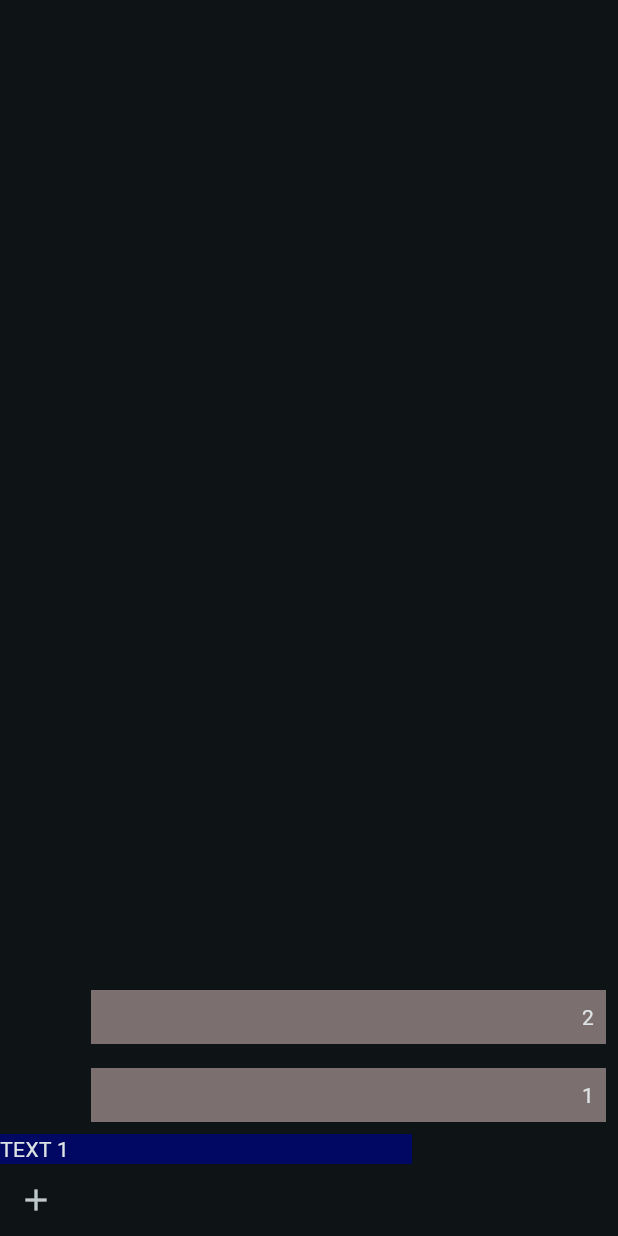
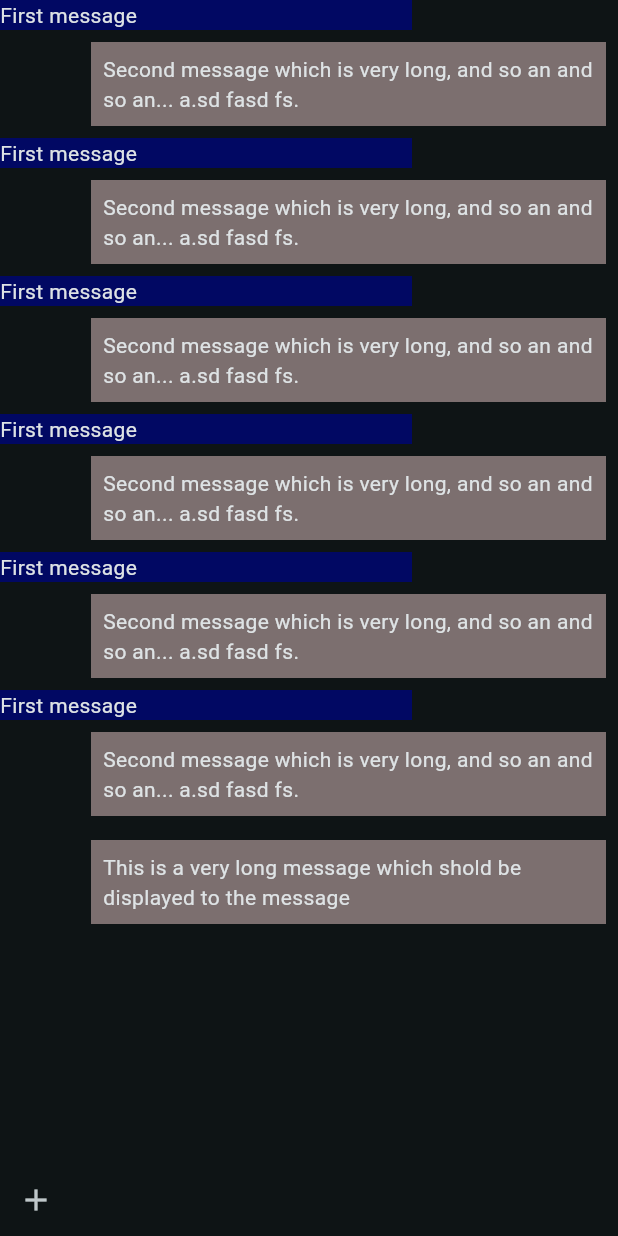
Before and after one commit to zindlsn/flutter_samples, a Flutter app: the screen it shows after launch, after a tap on the "add" icon, on a phone screen of 412 x 824 dp. Run offline on Flutter 3.47's test engine with Material 3 defaults, Android fonts, the phone set to English and light mode, and no system bars; our stand-ins replace bloc, flutter_bloc, get_it.

Commit message:
Load messages

```diff
--- a/simple_chatapp/lib/application/application/messages/bloc/messages_bloc.dart
+++ b/simple_chatapp/lib/application/application/messages/bloc/messages_bloc.dart
@@ -1,35 +1,37 @@
 import 'package:bloc/bloc.dart';
 import 'package:meta/meta.dart';
+import 'package:start/core/server.dart';
 import 'package:start/domain/entities/message_entity.dart';
+import 'package:start/domain/usecases/loadchat/load_chat_usecase.dart';
+import 'package:start/domain/usecases/sendmessage/send_chat_message.dart';
 
 part 'messages_event.dart';
 part 'messages_state.dart';
 
 class MessagesBloc extends Bloc<MessagesEvent, MessagesState> {
-  List<MessageEntity> messages = [
-    MessageEntity(ownerId: "101", text: "TEXT 1", sentTime: DateTime.now())
-  ];
-  MessagesBloc() : super(MessagesInitial()) {
+  LoadChatMessageUsecase loadChatUsecase;
+  SendChatMessageUsecase sendChatMessageUsecase;
+
+  List<MessageEntity> messages = [];
+  MessagesBloc(
+      {required this.loadChatUsecase, required this.sendChatMessageUsecase})
+      : super(MessagesInitial()) {
+    Test();
+    on<LoadMoreMessage>((state, emit) async {
+    //  messages.clear();
+      messages = await loadChatUsecase.loadChatByUserId(id: "101");
+      emit(MessagesLoaded());
+    });
+
     on<SendMessage>((state, emit) {
-      messages.add(
+      sendChatMessageUsecase.sendChatMessage(
         MessageEntity(
           ownerId: "101",
-          text: "123",
+          text:
+              "This is a very long message which shold be displayed to the message",
           sentTime: DateTime.now(),
         )..sendFromMe = true,
       );
-      emit(MessagesLoaded());
-    });
-
-    on<LoadMoreMessage>((state, emit) {
-      messages.add(
-        MessageEntity(
-          ownerId: "101",
-          text: "This is a very long message which shold be displayed to the message",
-          sentTime: DateTime.now(),
-        )..sendFromMe = true,
-      );
-      emit(MessagesLoaded());
     });
   }
 }
--- /dev/null
+++ b/simple_chatapp/lib/core/server.dart
@@ -0,0 +1,78 @@
+import 'package:start/domain/entities/message_entity.dart';
+import 'package:start/main.dart';
+
+class Test {
+  static late List<MessageEntity> messages;
+
+  Test() {
+    messages = [];
+    messages.addAll([
+      MessageEntity(
+        ownerId: "101",
+        text: 'First message',
+        sentTime: DateTime.now(),
+      )..sendFromMe = false,
+      MessageEntity(
+        ownerId: me.userId,
+        text:
+            'Second message which is very long, and so an and so an... a.sd fasd fs.',
+        sentTime: DateTime.now(),
+      )..sendFromMe = true,
+      MessageEntity(
+        ownerId: "101",
+        text: 'First message',
+        sentTime: DateTime.now(),
+      )..sendFromMe = false,
+      MessageEntity(
+        ownerId: me.userId,
+        text:
+            'Second message which is very long, and so an and so an... a.sd fasd fs.',
+        sentTime: DateTime.now(),
+      )..sendFromMe = true,
+      MessageEntity(
+        ownerId: "101",
+        text: 'First message',
+        sentTime: DateTime.now(),
+      )..sendFromMe = false,
+      MessageEntity(
+        ownerId: me.userId,
+        text:
+            'Second message which is very long, and so an and so an... a.sd fasd fs.',
+        sentTime: DateTime.now(),
+      )..sendFromMe = true,
+      MessageEntity(
+        ownerId: "101",
+        text: 'First message',
+        sentTime: DateTime.now(),
+      )..sendFromMe = false,
+      MessageEntity(
+        ownerId: me.userId,
+        text:
+            'Second message which is very long, and so an and so an... a.sd fasd fs.',
+        sentTime: DateTime.now(),
+      )..sendFromMe = true,
+      MessageEntity(
+        ownerId: "101",
+        text: 'First message',
+        sentTime: DateTime.now(),
+      )..sendFromMe = false,
+      MessageEntity(
+        ownerId: me.userId,
+        text:
+            'Second message which is very long, and so an and so an... a.sd fasd fs.',
+        sentTime: DateTime.now(),
+      )..sendFromMe = true,
+      MessageEntity(
+        ownerId: "101",
+        text: 'First message',
+        sentTime: DateTime.now(),
+      )..sendFromMe = false,
+      MessageEntity(
+        ownerId: me.userId,
+        text:
+            'Second message which is very long, and so an and so an... a.sd fasd fs.',
+        sentTime: DateTime.now(),
+      )..sendFromMe = true,
+    ]);
+  }
+}
--- a/simple_chatapp/lib/domain/repositories/chat_repository_impl.dart
+++ b/simple_chatapp/lib/domain/repositories/message_repository_impl.dart
@@ -1,20 +1,19 @@
 import 'package:start/domain/entities/message_entity.dart';
 import 'package:start/infrastructure/datasource/chat_remote_datasource.dart';
-import 'package:start/infrastructure/models/chat_model.dart';
 import 'package:start/infrastructure/repositories/chat_repository.dart';
 
-class ChatRepositoryImpl implements ChatRepository {
-  ChatRemoteDatasource chatRemoteDatasource;
+class ChatRepositoryImpl implements ChatMessageRepository {
+  MessageDatasource chatRemoteDatasource;
 
   ChatRepositoryImpl({required this.chatRemoteDatasource});
 
   @override
-  Future<ChatModel> getChatModel(String id) async {
-    return await chatRemoteDatasource.getChatModel(id);
+  Future<List<MessageEntity>> loadMessages(String id) async {
+    return await chatRemoteDatasource.loadMessagesByUserId(id);
   }
 
   @override
   Future<bool> sendChatMessage(MessageEntity messageEntity) async {
-    return await chatRemoteDatasource.sendChatMessage(messageEntity);
+    return await chatRemoteDatasource.sendMessage(messageEntity);
   }
 }
--- a/simple_chatapp/lib/domain/usecases/loadchat/load_chat_usecase.dart
+++ b/simple_chatapp/lib/domain/usecases/loadchat/load_chat_usecase.dart
@@ -1,12 +1,12 @@
-import 'package:start/domain/entities/chat_entity.dart';
+import 'package:start/domain/entities/message_entity.dart';
 import 'package:start/infrastructure/repositories/chat_repository.dart';
 
-class LoadChatUsecase {
-  ChatRepository chatRepository;
+class LoadChatMessageUsecase {
+  ChatMessageRepository chatRepository;
 
-  LoadChatUsecase({required this.chatRepository});
+  LoadChatMessageUsecase({required this.chatRepository});
 
-  Future<ChatEntity> loadChatByUserId(String id) async {
-    return await chatRepository.getChatModel(id);
+  Future<List<MessageEntity>> loadChatByUserId({required String id}) async {
+    return await chatRepository.loadMessages(id);
   }
 }
--- a/simple_chatapp/lib/domain/usecases/sendmessage/send_chat_message.dart
+++ b/simple_chatapp/lib/domain/usecases/sendmessage/send_chat_message.dart
@@ -2,7 +2,7 @@ import 'package:start/domain/entities/message_entity.dart';
 import 'package:start/infrastructure/repositories/chat_repository.dart';
 
 class SendChatMessageUsecase {
-  ChatRepository chatRepository;
+  ChatMessageRepository chatRepository;
 
   SendChatMessageUsecase({required this.chatRepository});
 
--- a/simple_chatapp/lib/infrastructure/datasource/chat_remote_datasource.dart
+++ b/simple_chatapp/lib/infrastructure/datasource/chat_remote_datasource.dart
@@ -1,41 +1,25 @@
 import 'package:flutter/foundation.dart';
+import 'package:start/core/server.dart';
 import 'package:start/domain/entities/message_entity.dart';
-import 'package:start/infrastructure/models/chat_model.dart';
-import 'package:start/main.dart';
 
-abstract class ChatRemoteDatasource {
-  Future<ChatModel> getChatModel(String id);
+abstract class MessageDatasource {
+  Future<List<MessageEntity>> loadMessagesByUserId(String id);
 
-  Future<bool> sendChatMessage(MessageEntity messageEntity);
+  Future<bool> sendMessage(MessageEntity messageEntity);
 }
 
-class ChatRemoteDatasourceImpl implements ChatRemoteDatasource {
-  List<MessageEntity> messages = [];
+
+
+class MessageDatasourceImpl implements MessageDatasource {
   @override
-  Future<ChatModel> getChatModel(String id) {
-    String id1 = '101';
-    if (kDebugMode) {
-      messages.addAll([
-        MessageEntity(
-          ownerId: id1,
-          text: 'First message',
-          sentTime: DateTime.now(),
-        )..sendFromMe = false,
-        MessageEntity(
-          ownerId: me.userId,
-          text:
-              'Second message which is very long, and so an and so an... a.sd fasd fs.',
-          sentTime: DateTime.now(),
-        )..sendFromMe = true
-      ]);
-    }
-    ChatModel model1 = ChatModel(messages: messages);
-    return Future.value(model1);
+  Future<List<MessageEntity>> loadMessagesByUserId(String id) {
+    if (kDebugMode) {}
+    return Future.value(Test.messages);
   }
 
   @override
-  Future<bool> sendChatMessage(MessageEntity messageEntity) {
-    messages.add(messageEntity);
+  Future<bool> sendMessage(MessageEntity messageEntity) {
+    Test.messages.add(messageEntity);
     return Future.value(true);
   }
 }
--- a/simple_chatapp/lib/infrastructure/repositories/chat_repository.dart
+++ b/simple_chatapp/lib/infrastructure/repositories/chat_repository.dart
@@ -1,9 +1,8 @@
 import 'package:start/domain/entities/message_entity.dart';
-import 'package:start/infrastructure/models/chat_model.dart';
 
-abstract class ChatRepository{
+abstract class ChatMessageRepository{
 
-  Future<ChatModel> getChatModel(String id);
+  Future<List<MessageEntity>> loadMessages(String id);
 
   Future<bool> sendChatMessage(MessageEntity messageEntity);
 
--- a/simple_chatapp/lib/presentation/chatpage/telegram/chat_page.dart
+++ b/simple_chatapp/lib/presentation/chatpage/telegram/chat_page.dart
@@ -1,4 +1,4 @@
-import 'package:flutter/material.dart';
+/*import 'package:flutter/material.dart';
 import 'package:flutter/widgets.dart';
 import 'package:flutter_bloc/flutter_bloc.dart';
 import 'package:start/application/chat/bloc/chat_bloc.dart';
@@ -223,3 +223,4 @@ class Triangle extends CustomPainter {
     return false;
   }
 }
+*/
--- a/simple_chatapp/lib/presentation/chatpage/telegram/chat_screen.dart
+++ b/simple_chatapp/lib/presentation/chatpage/telegram/chat_screen.dart
@@ -1,6 +1,4 @@
-import 'package:flutter/cupertino.dart';
 import 'package:flutter/material.dart';
-import 'package:flutter/widgets.dart';
 import 'package:flutter_bloc/flutter_bloc.dart';
 import 'package:start/application/application/messages/bloc/messages_bloc.dart';
 import 'package:start/domain/entities/message_entity.dart';
@@ -30,7 +28,6 @@ class _ChatScreenState extends State<ChatScreen> {
                       BlocProvider.of<MessagesBloc>(context).messages;
                   return ListView.builder(
                     itemCount: messages.length,
-                    reverse: true,
                     itemBuilder: ((context, index) {
                       MessageEntity message = messages[index];
                       return message.sendFromMe
@@ -41,17 +38,16 @@ class _ChatScreenState extends State<ChatScreen> {
                                 Padding(
                                   padding: const EdgeInsets.all(8.0),
                                   child: Container(
-                                    width:
-                                        MediaQuery.of(context).size.width /
-                                            6 *
-                                            5,
+                                    width: MediaQuery.of(context).size.width /
+                                        6 *
+                                        5,
                                     color: const Color.fromARGB(
                                         255, 124, 111, 111),
                                     child: Align(
                                       alignment: Alignment.topRight,
                                       child: Padding(
                                         padding: const EdgeInsets.all(8.0),
-                                        child: Text(index.toString()),
+                                        child: Text(message.text),
                                       ),
                                     ),
                                   ),
@@ -62,11 +58,9 @@ class _ChatScreenState extends State<ChatScreen> {
                               mainAxisSize: MainAxisSize.min,
                               children: [
                                 Container(
-                                  width: MediaQuery.of(context).size.width /
-                                      3 *
-                                      2,
-                                  color:
-                                      const Color.fromARGB(255, 1, 8, 99),
+                                  width:
+                                      MediaQuery.of(context).size.width / 3 * 2,
+                                  color: const Color.fromARGB(255, 1, 8, 99),
                                   child: Align(
                                     alignment: Alignment.topLeft,
                                     child: Text(message.text),
@@ -88,6 +82,7 @@ class _ChatScreenState extends State<ChatScreen> {
               onPressed: () {
                 BlocProvider.of<MessagesBloc>(context)
                     .add(SendMessage(text: "New Message!!!"));
+                BlocProvider.of<MessagesBloc>(context).add(LoadMoreMessage());
               },
             ),
           ),
--- a/simple_chatapp/lib/registry.dart
+++ b/simple_chatapp/lib/registry.dart
@@ -1,7 +1,7 @@
 import 'package:get_it/get_it.dart';
 import 'package:start/application/application/bloc/application_bloc.dart';
 import 'package:start/application/application/messages/bloc/messages_bloc.dart';
-import 'package:start/domain/repositories/chat_repository_impl.dart';
+import 'package:start/domain/repositories/message_repository_impl.dart';
 import 'package:start/domain/usecases/loadchat/load_chat_usecase.dart';
 import 'package:start/domain/usecases/sendmessage/send_chat_message.dart';
 import 'package:start/infrastructure/datasource/chat_remote_datasource.dart';
@@ -18,23 +18,24 @@ void init({required getIt}) {
 }
 
 void initUsecaes() {
-  registry
-      .registerLazySingleton(() => LoadChatUsecase(chatRepository: registry()));
-  registry
-      .registerLazySingleton(() => SendChatMessageUsecase(chatRepository: registry()));
+  registry.registerLazySingleton(
+      () => LoadChatMessageUsecase(chatRepository: registry()));
+  registry.registerLazySingleton(
+      () => SendChatMessageUsecase(chatRepository: registry()));
 }
 
 void initDatasourcesProduction() {
-  registry.registerLazySingleton<ChatRemoteDatasource>(
-      () => ChatRemoteDatasourceImpl());
+  registry
+      .registerLazySingleton<MessageDatasource>(() => MessageDatasourceImpl());
 }
 
 void initRepositories() {
-  registry.registerLazySingleton<ChatRepository>(
+  registry.registerLazySingleton<ChatMessageRepository>(
       () => ChatRepositoryImpl(chatRemoteDatasource: registry()));
 }
 
 void initBlocs() {
   registry.registerFactory(() => ApplicationBloc());
-  registry.registerFactory(() => MessagesBloc());
+  registry.registerFactory(() => MessagesBloc(
+      loadChatUsecase: registry(), sendChatMessageUsecase: registry()));
 }
```
Also changed, not shown: 2 other files.
